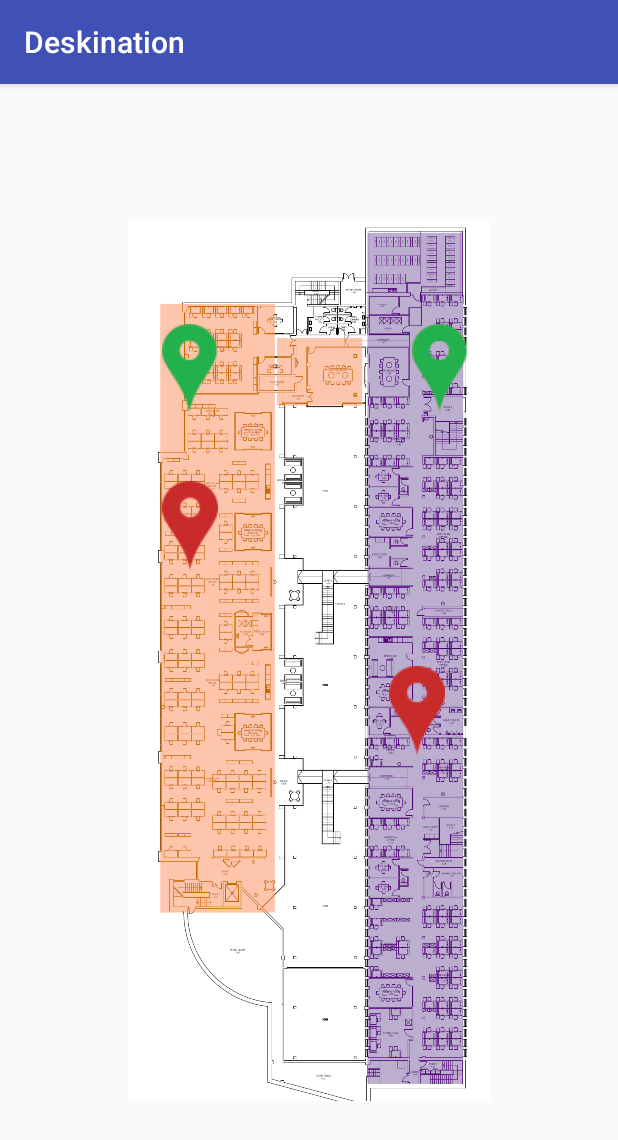
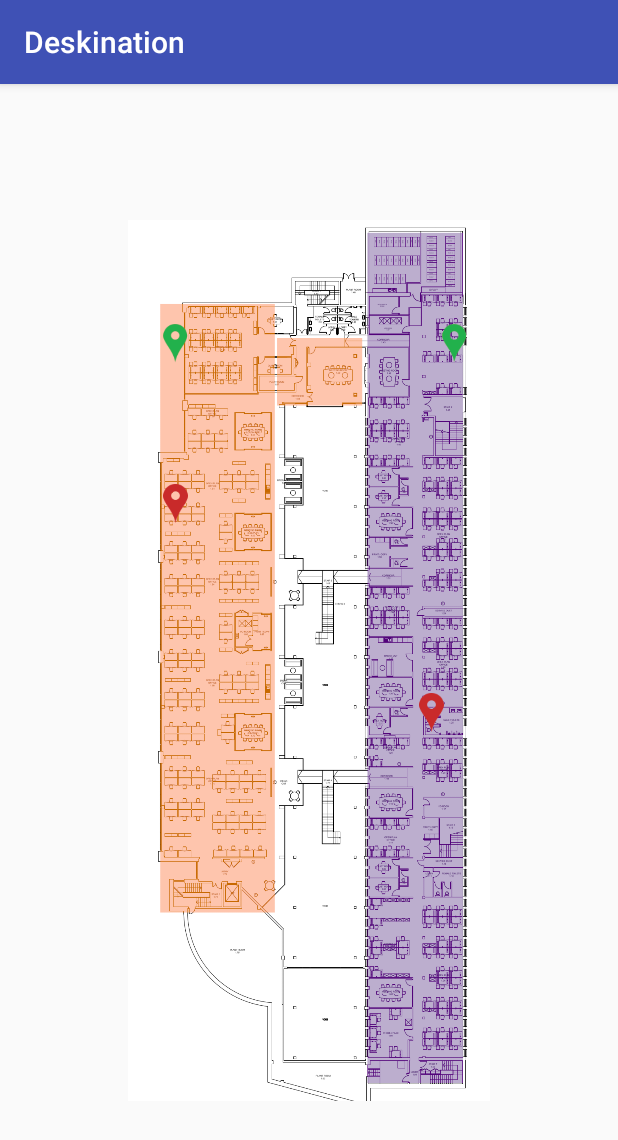
Before and after one commit to EricSumStu/August18, an Android app: the FirstFloorRouteActivity screen opened directly, with no data from a screen before it, on a phone screen of 412 x 824 dp. Shown: the top 1140 px of the screen. Run offline under Robolectric (Android 15) with nearby library versions, the phone set to English and light mode, and no system bars.

Commit message:
HeightAndWidthChanged

```diff
--- a/app/src/main/res/layout/activity_first_floor_route.xml
+++ b/app/src/main/res/layout/activity_first_floor_route.xml
@@ -20,8 +20,8 @@
 
     <ImageView
         android:id="@+id/zoneEightStart"
-        android:layout_width="wrap_content"
-        android:layout_height="wrap_content"
+        android:layout_width="18dp"
+        android:layout_height="26dp"
         android:layout_marginBottom="8dp"
         android:layout_marginEnd="8dp"
         android:layout_marginStart="108dp"
@@ -36,8 +36,8 @@
 
     <ImageView
         android:id="@+id/zoneEightEnd"
-        android:layout_width="wrap_content"
-        android:layout_height="wrap_content"
+        android:layout_width="18dp"
+        android:layout_height="26dp"
         android:layout_marginBottom="8dp"
         android:layout_marginEnd="8dp"
         android:layout_marginStart="108dp"
@@ -52,8 +52,8 @@
 
     <ImageView
         android:id="@+id/zoneNineStart"
-        android:layout_width="wrap_content"
-        android:layout_height="wrap_content"
+        android:layout_width="18dp"
+        android:layout_height="26dp"
         android:layout_marginBottom="8dp"
         android:layout_marginEnd="100dp"
         android:layout_marginStart="8dp"
@@ -68,8 +68,8 @@
 
     <ImageView
         android:id="@+id/zoneNineEnd"
-        android:layout_width="wrap_content"
-        android:layout_height="wrap_content"
+        android:layout_width="18dp"
+        android:layout_height="26dp"
         android:layout_marginEnd="104dp"
         android:layout_marginStart="8dp"
         android:layout_marginTop="8dp"
```
